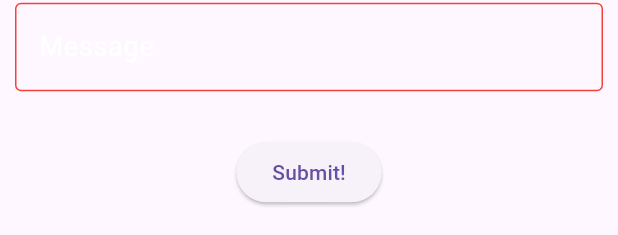
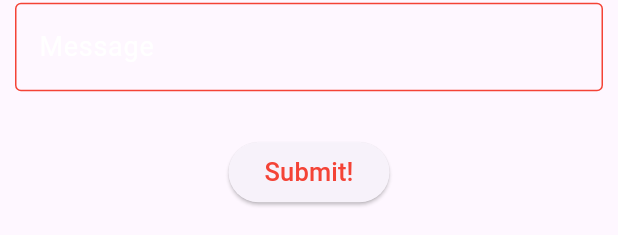
Before and after one commit to nishaalnaseer/help_desk_frontend, a Flutter app: the CreateTicket widget shown alone on an empty page, opened directly with empty values, scrolled down 86 dp, after a tap on "Submit!", on a phone screen of 412 x 824 dp. Shown: the part 998-1233 px from the top of the screen. Run offline on Flutter 3.47's test engine with Material 2 defaults, Android fonts, the phone set to English and light mode, and no system bars; our stand-ins replace date_time_picker, sn_progress_dialog.

```diff
--- a/lib/create_ticket.dart
+++ b/lib/create_ticket.dart
@@ -205,8 +205,8 @@ class _CreateTicketState extends State<CreateTicket> {
           ),
         ),
         inputField(
-            messageController, message, "Message",
-            maximumLines: 50, minimumLines: 1
+          messageController, message, "Message",
+          maximumLines: 50, minimumLines: 1
         ),
         Center(
           child: Padding(
@@ -229,28 +229,22 @@ class _CreateTicketState extends State<CreateTicket> {
                     devices: [1]
                   );
 
-                  // Convert the object to a JSON string
-                  String jsonBody = jsonEncode(ticket.toJson());
-                  print(jsonBody);
+                  int response = await supporting.postRequest(
+                    ticket.toJson(), widget.protocol, widget.domain,
+                    "ticket", context
+                  );
 
-                  // Set the request headers and body
-                  Map<String, String> headers = {'Content-Type': 'application/json'};
-                  String url = 'http://127.0.0.1:8000/ticket';
+                  if (response == 200) {
+                  }
 
-                  // Make the POST request
-                  http.Response response = await http.post(Uri.parse(url), headers: headers, body: jsonBody);
-
-                  // Check the response
-                  if (response.statusCode == 200) {
-                    // Request successful
-                    print('Object sent successfully');
-                  } else {
-                    // Request failed
-                    print('Failed to send object');
-                  }
                 },
                 child: const Text(
-                  "Submit!"
+                  "Submit!",
+                  style: TextStyle(
+                    fontWeight: FontWeight.w500,
+                    color: Colors.red,
+                    fontSize: 17
+                  ),
                 ),
               ),
             ),
--- a/lib/main.dart
+++ b/lib/main.dart
@@ -69,7 +69,7 @@ class _MyStatefulWidgetState extends State<MyStatefulWidget> {
       passwordController.clear();  // clear
       nameController.clear();  // clear
       warning = "";  // clear
-      User user = User(id: 1, name: "Nishaal", department: "Not IT", email: 'dawk', number: '123', location: 'here');
+      User user = User(id: 1, name: "Nishaal", department: "Not IT", email: 'dawk@dork.com', number: '123', location: 'here');
       Navigator.of(context).push(MaterialPageRoute(
         builder: (BuildContext context){
           return AppBase(
--- a/lib/supporting.dart
+++ b/lib/supporting.dart
@@ -1,5 +1,9 @@
 import 'dart:convert';
 import 'package:http/http.dart' as http;
+import 'package:sn_progress_dialog/sn_progress_dialog.dart';
+
+import 'package:help_desk_frontend/supporting.dart' as supporting;
+
 
 import 'package:flutter/material.dart';
 
@@ -33,3 +37,30 @@ Color hexToColor(String hexString) {
   final hexCode = hexString.replaceAll('#', '');
   return Color(int.parse('FF$hexCode', radix: 16));
 }
+
+Future<int> postRequest(
+    var data, String protocol, String domain, String path, dynamic context,
+    {var headers = const {'Content-Type': 'application/json'}}
+    ) async {
+
+  ProgressDialog pd = ProgressDialog(context: context);
+
+  String jsonBody = jsonEncode(data);
+  String url = '$protocol://$domain/$path';
+
+  pd.show(
+      msg: 'Loading',
+      progressType: ProgressType.valuable,
+      backgroundColor: supporting.hexToColor("#222222"),
+      progressValueColor: supporting.hexToColor("#222222"),
+      progressBgColor: Colors.red,
+      msgColor: Colors.white,
+      valueColor: Colors.white
+  );
+  http.Response response = await http.post(
+      Uri.parse(url), headers: headers, body: jsonBody
+  );
+  pd.close(delay: 1000);
+
+  return response.statusCode;
+}
--- a/pubspec.yaml
+++ b/pubspec.yaml
@@ -37,7 +37,8 @@ dependencies:
   cupertino_icons: ^1.0.2
   http: ^1.0.0
   date_time_picker: "^2.1.0"
-  universal_io: ^2.2.2
+  sn_progress_dialog: ^1.1.3
+  window_manager: ^0.3.4
 
 dev_dependencies:
   flutter_test:
```
Also changed, not shown: pubspec.lock.
